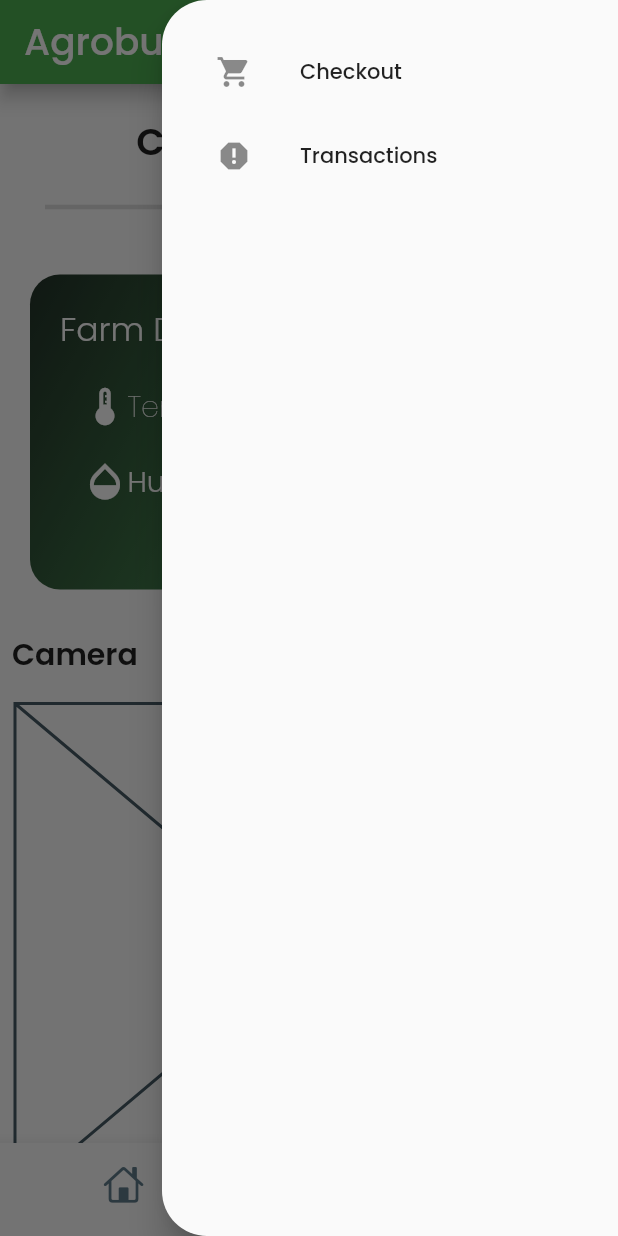
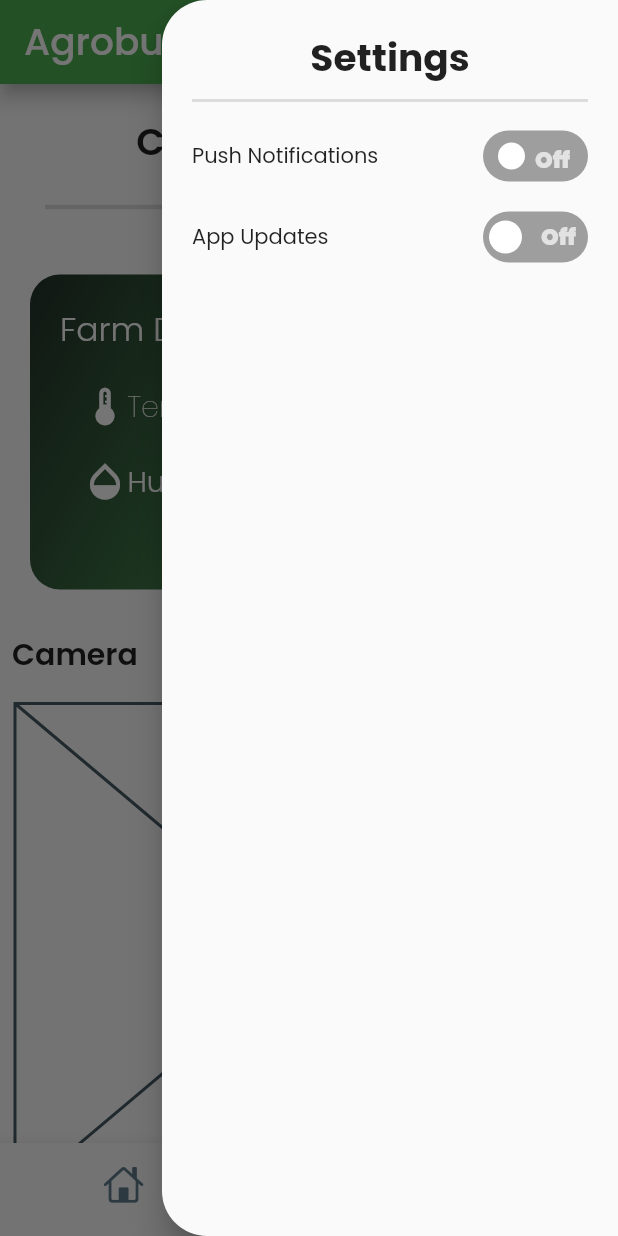
Before and after one commit to Vasudev-2308/AgroBuddy, a Flutter app: the screen it shows after launch, item 2 of the bottom bar chosen, with the side drawer open, on a phone screen of 412 x 824 dp. Run offline on Flutter 3.47's test engine with Material 2 defaults, Android fonts, the phone set to English and light mode, and no system bars; drawn by our look-alikes of flutter_switch; our stand-ins replace google_fonts, toast.

Commit message:
Added a few More UI Components

```diff
--- a/lib/Screens/BottomNavBarPages/farmscreen.dart
+++ b/lib/Screens/BottomNavBarPages/farmscreen.dart
@@ -70,7 +70,7 @@ class Farm extends StatelessWidget {
                   title: Center(
                       child: Text(
                     "Turn on Camera",
-                    style: TextStyle(fontSize: 22, fontWeight: FontWeight.w600),
+                    style: TextStyle(fontSize: 20, fontWeight: FontWeight.w600, color: Colors.white),
                   )),
                 ),
               ),
@@ -87,12 +87,22 @@ class Farm extends StatelessWidget {
                   title: Center(
                       child: Text("Turn off Camera",
                           style: TextStyle(
-                              fontSize: 22,
+                              fontSize: 20,
                               fontWeight: FontWeight.w600,
                               color: Colors.white))),
                 ),
               ),
             ),
+          SizedBox(
+            height: 20,
+          ),
+            Center(
+              child: Text(
+                "Made with ❤️by Team Agrobuddy",
+                style: TextStyle(color: Colors.grey.shade600),
+              ),
+
+            )
           ]),
     );
   }
--- a/lib/Screens/homescreen.dart
+++ b/lib/Screens/homescreen.dart
@@ -4,6 +4,7 @@ import 'package:agro_buddy/Screens/BottomNavBarPages/farmscreen.dart';
 import 'package:agro_buddy/Screens/BottomNavBarPages/home.dart';
 import 'package:flutter/cupertino.dart';
 import 'package:flutter/material.dart';
+import 'package:flutter_switch/flutter_switch.dart';
 
 class HomeScreen extends StatefulWidget {
   const HomeScreen({Key? key}) : super(key: key);
@@ -13,9 +14,11 @@ class HomeScreen extends StatefulWidget {
 }
 
 class _HomeScreenState extends State<HomeScreen> {
-  final GlobalKey<ScaffoldState>  _scaffoldKey = GlobalKey<ScaffoldState>();
+  final GlobalKey<ScaffoldState> _scaffoldKey = GlobalKey<ScaffoldState>();
   int _selectedIndex = 0;
   final List<Widget> _pages = [Home(), Farm()];
+  bool status0 = false;
+  bool status1 = false;
 
   onTap(int index) {
     setState(() {
@@ -54,29 +57,68 @@ class _HomeScreenState extends State<HomeScreen> {
                   topLeft: Radius.circular(30),
                   bottomLeft: Radius.circular(30)),
             ),
-
             child: Container(
               margin: EdgeInsets.all(20),
-                child: ListView(
-        children: <Widget>[
-          ListTile(
-            leading: Icon(Icons.shopping_cart),
-            title: Text('Checkout'),
-            onTap: (){
-
+              child: ListView(children: <Widget>[
+                Center(
+                  child: Text(
+                    "Settings",
+                    style: TextStyle(fontWeight: FontWeight.bold, fontSize: 25),
+                  ),
+                ),
+                Divider(
+                  thickness: 2,
+                  height: 20,
+                ),
+                SizedBox(
+                  height: 10,
+                ),
+                Row(
+                  mainAxisAlignment: MainAxisAlignment.spaceBetween,
+                  children: [
+                    Text("Push Notifications"),
+                    FlutterSwitch(
+                      width: 70.0,
+                      height: 34.0,
+                      valueFontSize: 15.0,
+                      toggleSize: 22.0,
+                      value: status0,
+                      borderRadius: 30.0,
+                      padding: 8.0,
+                      showOnOff: true,
+                      onToggle: (val) {
+                        setState(() {
+                          status0 = val;
+                        });
                       },
                     ),
-          ListTile(
-            leading: Icon(Icons.report),
-            title: Text('Transactions'),
-            onTap: (){
-
+                  ],
+                ),
+                SizedBox(
+                  height: 20,
+                ),
+                Row(
+                  mainAxisAlignment: MainAxisAlignment.spaceBetween,
+                  children: [
+                    Text("App Updates"),
+                    FlutterSwitch(
+                      width: 70.0,
+                      height: 34.0,
+                      valueFontSize: 15.0,
+                      toggleSize: 22.0,
+                      value: status1,
+                      borderRadius: 30.0,
+                      showOnOff: true,
+                      onToggle: (val) {
+                        setState(() {
+                          status1 = val;
+                        });
                       },
                     ),
-        ]
+                  ],
                 ),
-              )
-            ),
+              ]),
+            )),
       ),
       bottomNavigationBar: BottomNavigationBar(
         items: const [
--- a/lib/main.dart
+++ b/lib/main.dart
@@ -6,6 +6,7 @@ import 'package:provider/provider.dart';
 void main() => runApp(MyApp());
 
 class MyApp extends StatelessWidget {
+
   @override
   Widget build(BuildContext context) {
     return MaterialApp(
--- /dev/null
+++ b/lib/models/bottom_nav_bar_provider.dart
@@ -0,0 +1,12 @@
+import 'package:flutter/material.dart';
+
+class BottomNavigationBarProvider extends ChangeNotifier {
+  int _selectedPage = 0;
+
+  int get selectedPage => _selectedPage;
+
+  void changePage(int index) {
+    _selectedPage = index;
+    notifyListeners();
+  }
+}
--- a/pubspec.yaml
+++ b/pubspec.yaml
@@ -31,6 +31,7 @@ dependencies:
   cupertino_icons: ^1.0.2
   flutter:
     sdk: flutter
+  flutter_switch: ^0.3.2
   google_fonts: ^2.3.2
   google_nav_bar: ^5.0.6
   http: ^0.13.4
```
Also changed, not shown: pubspec.lock. Lines whose indentation alone changed are shown as unchanged.
